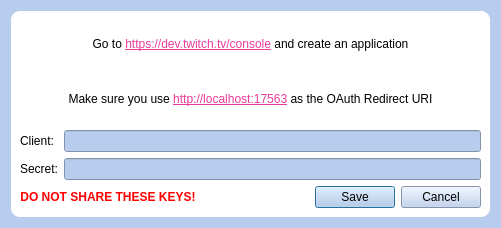
Old version of the form UI/auth_twitch.ui in the repository Gemmstone/PyNGtuber.
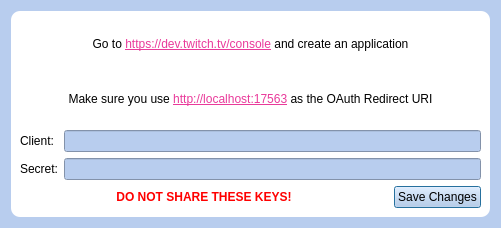
New version of the form. Icons and pictures are not drawn.

Commit message: added a way to set twitch app keys and added an editor for the html viewer

The edit to the form file:
```diff
--- a/UI/auth_twitch.ui
+++ b/UI/auth_twitch.ui
@@ -159,15 +159,25 @@
          </widget>
         </item>
         <item>
-         <widget class="QDialogButtonBox" name="buttonBox">
-          <property name="orientation">
-           <enum>Qt::Horizontal</enum>
+         <widget class="QPushButton" name="saveKeysBtn">
+          <property name="sizePolicy">
+           <sizepolicy hsizetype="Fixed" vsizetype="Fixed">
+            <horstretch>0</horstretch>
+            <verstretch>0</verstretch>
+           </sizepolicy>
           </property>
-          <property name="standardButtons">
-           <set>QDialogButtonBox::Cancel|QDialogButtonBox::Save</set>
+          <property name="cursor">
+           <cursorShape>PointingHandCursor</cursorShape>
           </property>
-          <property name="centerButtons">
-           <bool>false</bool>
+          <property name="toolTip">
+           <string>Save all changes</string>
+          </property>
+          <property name="text">
+           <string>Save Changes</string>
+          </property>
+          <property name="icon">
+           <iconset>
+            <normaloff>../Icons/floppy-disk-save-svgrepo-com.svg</normaloff>../Icons/floppy-disk-save-svgrepo-com.svg</iconset>
           </property>
          </widget>
         </item>
```
Left out of the diff: 49 changed lines with no effect on the pictures. The commit also changes 8 other files.
